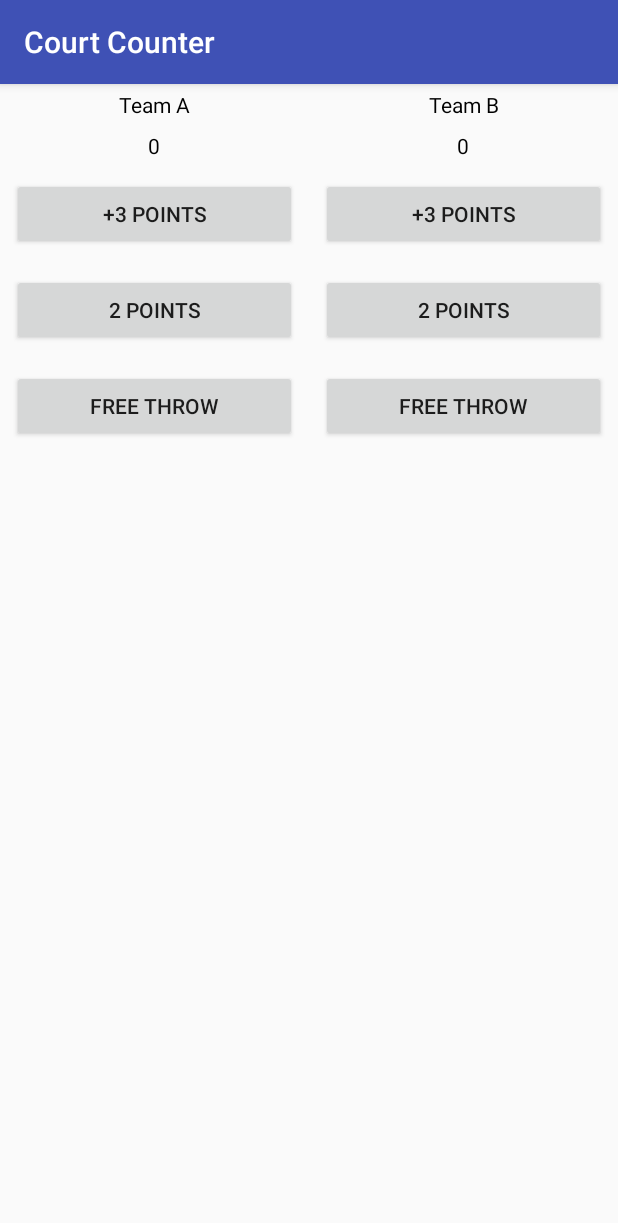
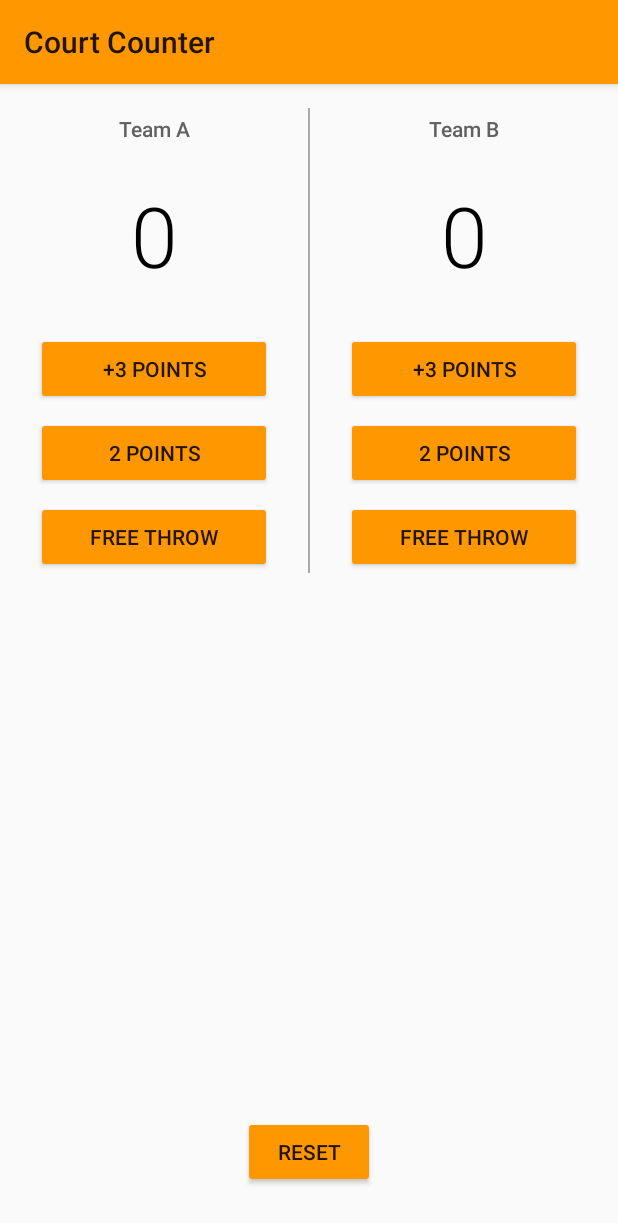
Before and after one commit to fahmieshaq/CourtCounter, an Android app: the screen it shows after launch (MainActivity), on a phone screen of 412 x 824 dp. Shown: the top 1223 px of the screen. Run offline under Robolectric (Android 15) with nearby library versions, the phone set to English and light mode, and no system bars.

Commit message:
Completed UI design

```diff
--- a/app/src/main/java/com/fahmieshaq/courtcounter/MainActivity.java
+++ b/app/src/main/java/com/fahmieshaq/courtcounter/MainActivity.java
@@ -19,6 +19,7 @@ public class MainActivity extends AppCompatActivity {
         setContentView(R.layout.activity_main);
     }
 
+    // Team A
     public void addThreePointsForTeamA(View view) {
         teamAScore = teamAScore + THREE_POINTS;
         displayForTeamA(teamAScore);
@@ -35,7 +36,6 @@ public class MainActivity extends AppCompatActivity {
     }
 
     // TEAM B
-
     public void addThreePointsForTeamB(View view) {
         teamBScore = teamBScore + THREE_POINTS;
         displayForTeamB(teamBScore);
@@ -48,6 +48,14 @@ public class MainActivity extends AppCompatActivity {
 
     public void addOnePointForTeamB(View view) {
         teamBScore = teamBScore + ONE_POINT;
+        displayForTeamB(teamBScore);
+    }
+
+    // Reset scores
+    public void reset(View view) {
+        teamAScore = 0;
+        teamBScore = 0;
+        displayForTeamA(teamAScore);
         displayForTeamB(teamBScore);
     }
 
--- a/app/src/main/res/layout/activity_main.xml
+++ b/app/src/main/res/layout/activity_main.xml
@@ -1,40 +1,52 @@
 <?xml version="1.0" encoding="utf-8"?>
-<LinearLayout xmlns:android="http://schemas.android.com/apk/res/android"
+<RelativeLayout xmlns:android="http://schemas.android.com/apk/res/android"
     xmlns:tools="http://schemas.android.com/tools"
     android:layout_width="match_parent"
     android:layout_height="match_parent"
-    android:orientation="horizontal"
     tools:context=".MainActivity">
 
     <LinearLayout
+        android:layout_width="match_parent"
+        android:layout_height="wrap_content"
+        android:orientation="horizontal">
+
+        <LinearLayout
             android:layout_width="0dp"
-        android:layout_height="match_parent"
+            android:layout_height="wrap_content"
             android:layout_weight="1"
             android:orientation="vertical">
 
             <TextView
                 android:id="@+id/team_a_text_view"
                 android:layout_width="match_parent"
-            android:layout_height="wrap_content"
+                android:layout_height="match_parent"
+                android:layout_marginBottom="16dp"
+                android:layout_marginTop="16dp"
+                android:fontFamily="sans-serif-medium"
                 android:gravity="center_horizontal"
                 android:padding="4dp"
                 android:text="Team A"
-            android:textColor="@android:color/black" />
+                android:textColor="#616161"
+                android:textSize="14sp" />
 
             <TextView
                 android:id="@+id/team_a_score"
                 android:layout_width="match_parent"
                 android:layout_height="wrap_content"
+                android:fontFamily="sans-serif-light"
                 android:gravity="center_horizontal"
                 android:padding="4dp"
                 android:text="0"
-            android:textColor="@android:color/black" />
+                android:textColor="@android:color/black"
+                android:textSize="56dp" />
 
             <Button
                 android:id="@+id/three_points_button"
                 android:layout_width="match_parent"
                 android:layout_height="wrap_content"
-            android:layout_margin="8dp"
+                android:layout_marginLeft="24dp"
+                android:layout_marginRight="24dp"
+                android:layout_marginTop="24dp"
                 android:onClick="addThreePointsForTeamA"
                 android:text="+3 Points" />
 
@@ -42,7 +54,9 @@
                 android:id="@+id/two_points_button"
                 android:layout_width="match_parent"
                 android:layout_height="wrap_content"
-            android:layout_margin="8dp"
+                android:layout_marginLeft="24dp"
+                android:layout_marginRight="24dp"
+                android:layout_marginTop="8dp"
                 android:onClick="addTwoPointsForTeamA"
                 android:text="2 Points" />
 
@@ -50,11 +64,19 @@
                 android:id="@+id/one_point_button"
                 android:layout_width="match_parent"
                 android:layout_height="wrap_content"
-            android:layout_margin="8dp"
+                android:layout_marginLeft="24dp"
+                android:layout_marginRight="24dp"
+                android:layout_marginTop="8dp"
                 android:onClick="addOnePointForTeamA"
                 android:text="Free Throw" />
 
         </LinearLayout>
+
+        <View
+            android:layout_width="1dp"
+            android:layout_height="match_parent"
+            android:layout_marginTop="16dp"
+            android:background="@android:color/darker_gray" />
 
         <LinearLayout
             android:layout_width="0dp"
@@ -66,25 +88,33 @@
                 android:id="@+id/team_b_text_view"
                 android:layout_width="match_parent"
                 android:layout_height="wrap_content"
+                android:layout_marginBottom="16dp"
+                android:layout_marginTop="16dp"
+                android:fontFamily="sans-serif-medium"
                 android:gravity="center_horizontal"
                 android:padding="4dp"
                 android:text="Team B"
-            android:textColor="@android:color/black" />
+                android:textColor="#616161"
+                android:textSize="14sp" />
 
             <TextView
                 android:id="@+id/team_b_score"
                 android:layout_width="match_parent"
                 android:layout_height="wrap_content"
+                android:fontFamily="sans-serif-light"
                 android:gravity="center_horizontal"
                 android:padding="4dp"
                 android:text="0"
-            android:textColor="@android:color/black" />
+                android:textColor="@android:color/black"
+                android:textSize="56dp" />
 
             <Button
                 android:id="@+id/three_points_teamb_button"
                 android:layout_width="match_parent"
                 android:layout_height="wrap_content"
-            android:layout_margin="8dp"
+                android:layout_marginLeft="24dp"
+                android:layout_marginRight="24dp"
+                android:layout_marginTop="24dp"
                 android:onClick="addThreePointsForTeamB"
                 android:text="+3 Points" />
 
@@ -92,7 +122,9 @@
                 android:id="@+id/two_points_teamb_button"
                 android:layout_width="match_parent"
                 android:layout_height="wrap_content"
-            android:layout_margin="8dp"
+                android:layout_marginLeft="24dp"
+                android:layout_marginRight="24dp"
+                android:layout_marginTop="8dp"
                 android:onClick="addTwoPointsForTeamB"
                 android:text="2 Points" />
 
@@ -100,9 +132,25 @@
                 android:id="@+id/one_point_teamb_button"
                 android:layout_width="match_parent"
                 android:layout_height="wrap_content"
-            android:layout_margin="8dp"
+                android:layout_marginLeft="24dp"
+                android:layout_marginRight="24dp"
+                android:layout_marginTop="8dp"
                 android:onClick="addOnePointForTeamB"
                 android:text="Free Throw" />
 
         </LinearLayout>
+
     </LinearLayout>
+
+    <Button
+        android:id="@+id/reset_button"
+        android:layout_width="wrap_content"
+        android:layout_height="wrap_content"
+        android:layout_alignParentBottom="true"
+        android:layout_centerHorizontal="true"
+        android:layout_marginBottom="32dp"
+        android:onClick="reset"
+        android:text="Reset" />
+</RelativeLayout>
+
+    <!--  -->
--- a/app/src/main/res/values/styles.xml
+++ b/app/src/main/res/values/styles.xml
@@ -1,11 +1,11 @@
 <resources>
 
-    <!-- Base application theme. -->
-    <style name="AppTheme" parent="Theme.AppCompat.Light.DarkActionBar">
-        <!-- Customize your theme here. -->
-        <item name="colorPrimary">@color/colorPrimary</item>
-        <item name="colorPrimaryDark">@color/colorPrimaryDark</item>
-        <item name="colorAccent">@color/colorAccent</item>
+    <!-- Base application theme. Whatever you do here it affects the entire layout -->
+    <style name="AppTheme" parent="Theme.AppCompat.Light">
+        <!-- Primary theme color of the app (sets background color of app bar) -->
+        <item name="colorPrimary">#FF9800</item>
+        <!-- Background color of buttons in the app -->
+        <item name="colorButtonNormal">#FF9800</item>
     </style>
 
 </resources>
```
Lines whose indentation alone changed are shown as unchanged.
